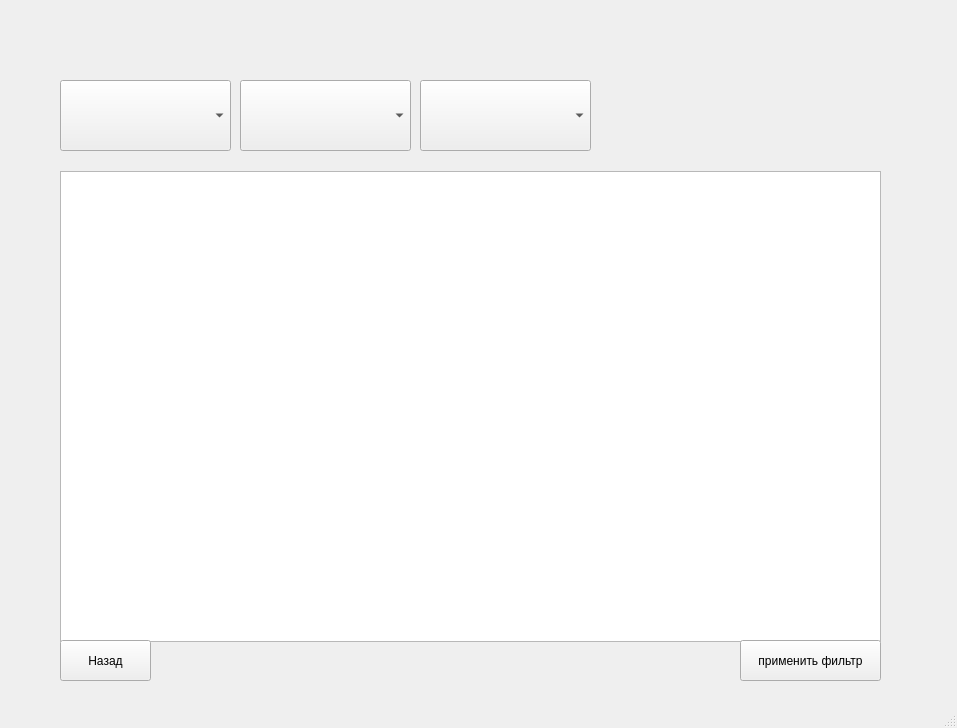
The window that Assets/WindowsUI/employer.ui (yshelev/nya) describes before a commit, drawn with Qt 5.
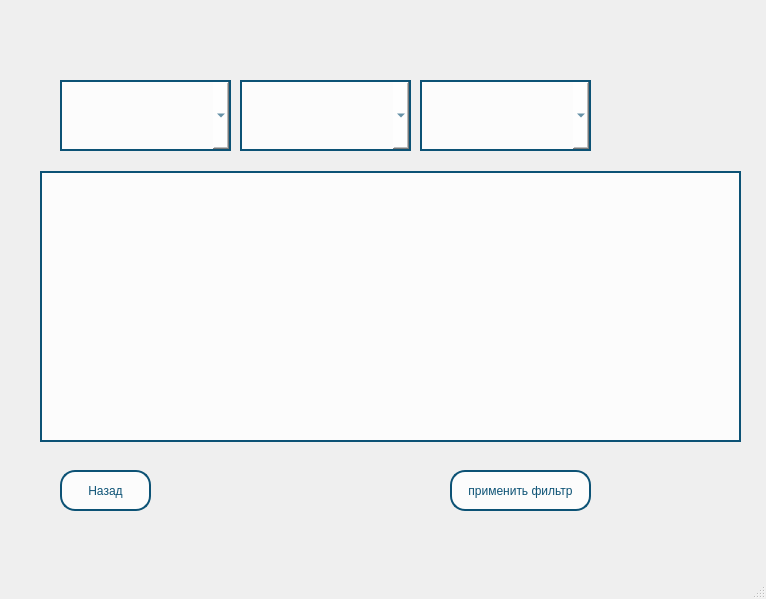
The same window after the commit.

Diff of the .ui file:
```diff
--- a/Assets/WindowsUI/employer.ui
+++ b/Assets/WindowsUI/employer.ui
@@ -6,8 +6,8 @@
    <rect>
     <x>0</x>
     <y>0</y>
-    <width>957</width>
-    <height>728</height>
+    <width>766</width>
+    <height>599</height>
    </rect>
   </property>
   <property name="windowTitle">
@@ -17,12 +17,19 @@
    <widget class="QTableWidget" name="table">
     <property name="geometry">
      <rect>
-      <x>60</x>
+      <x>40</x>
       <y>171</y>
-      <width>821</width>
-      <height>471</height>
+      <width>701</width>
+      <height>271</height>
      </rect>
     </property>
+    <property name="styleSheet">
+     <string notr="true">
+border: 2px solid rgba(12, 82, 117, 255);
+background-color: rgba(255, 255, 255, 200);
+color: rgba(12, 82, 117, 255);
+</string>
+    </property>
    </widget>
    <widget class="QComboBox" name="professionBox">
     <property name="geometry">
@@ -33,6 +40,14 @@
       <height>71</height>
      </rect>
     </property>
+    <property name="styleSheet">
+     <string notr="true">
+padding: 10px;
+border: 2px solid rgba(12, 82, 117, 255);
+background-color: rgba(255, 255, 255, 200);
+color: rgba(12, 82, 117, 255);
+</string>
+    </property>
    </widget>
    <widget class="QComboBox" name="countryBox">
     <property name="geometry">
@@ -43,6 +58,14 @@
       <height>71</height>
      </rect>
     </property>
+    <property name="styleSheet">
+     <string notr="true">
+padding: 10px;
+border: 2px solid rgba(12, 82, 117, 255);
+background-color: rgba(255, 255, 255, 200);
+color: rgba(12, 82, 117, 255);
+</string>
+    </property>
    </widget>
    <widget class="QComboBox" name="cityBox">
     <property name="geometry">
@@ -53,16 +76,40 @@
       <height>71</height>
      </rect>
     </property>
+    <property name="styleSheet">
+     <string notr="true">
+padding: 10px;
+border: 2px solid rgba(12, 82, 117, 255);
+background-color: rgba(255, 255, 255, 200);
+color: rgba(12, 82, 117, 255);
+</string>
+    </property>
    </widget>
    <widget class="QPushButton" name="backButton">
     <property name="geometry">
      <rect>
       <x>60</x>
-      <y>640</y>
+      <y>470</y>
       <width>91</width>
       <height>41</height>
      </rect>
     </property>
+    <property name="styleSheet">
+     <string notr="true">QPushButton{
+border-radius: 15px;
+padding: 10px;
+border: 2px solid rgba(12, 82, 117, 255);
+background-color: rgba(255, 255, 255, 200);
+color: rgba(12, 82, 117, 255);
+}
+
+QPushButton:hover{
+background-color: rgba(110, 190, 230, 200);
+}
+QPushButton:pressed{
+background-color: rgba(90, 176, 219, 200);
+}</string>
+    </property>
     <property name="text">
      <string>Назад</string>
     </property>
@@ -70,12 +117,28 @@
    <widget class="QPushButton" name="filterButton">
     <property name="geometry">
      <rect>
-      <x>740</x>
-      <y>640</y>
+      <x>450</x>
+      <y>470</y>
       <width>141</width>
       <height>41</height>
      </rect>
     </property>
+    <property name="styleSheet">
+     <string notr="true">QPushButton{
+border-radius: 15px;
+padding: 10px;
+border: 2px solid rgba(12, 82, 117, 255);
+background-color: rgba(255, 255, 255, 200);
+color: rgba(12, 82, 117, 255);
+}
+
+QPushButton:hover{
+background-color: rgba(110, 190, 230, 200);
+}
+QPushButton:pressed{
+background-color: rgba(90, 176, 219, 200);
+}</string>
+    </property>
     <property name="text">
      <string>применить фильтр</string>
     </property>
```
Left out of the diff: 4 changed lines with no effect on the pictures.
